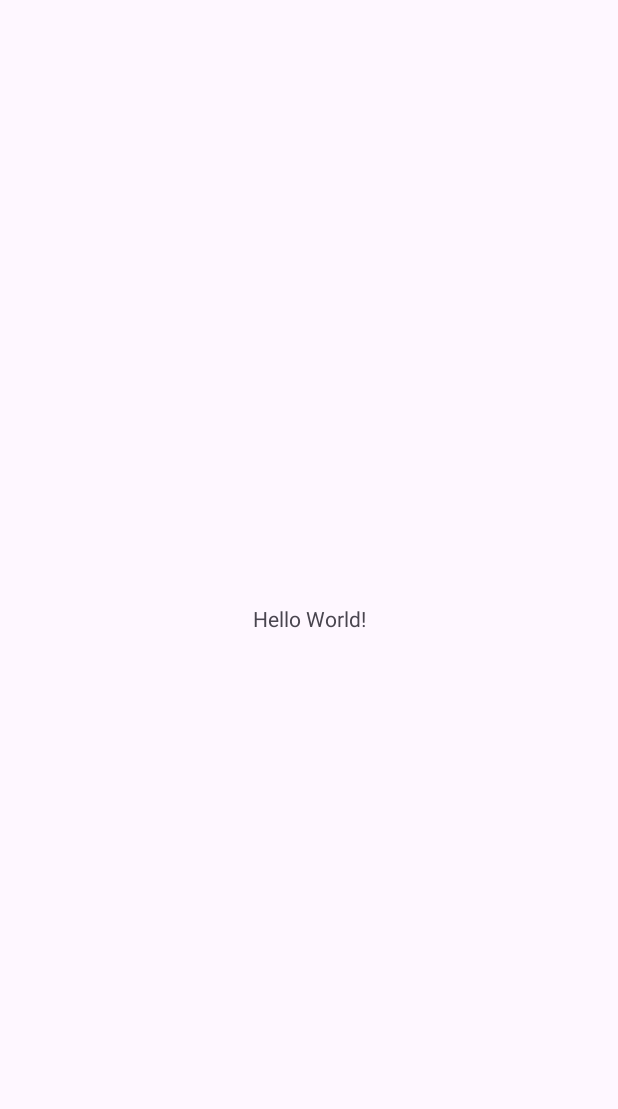
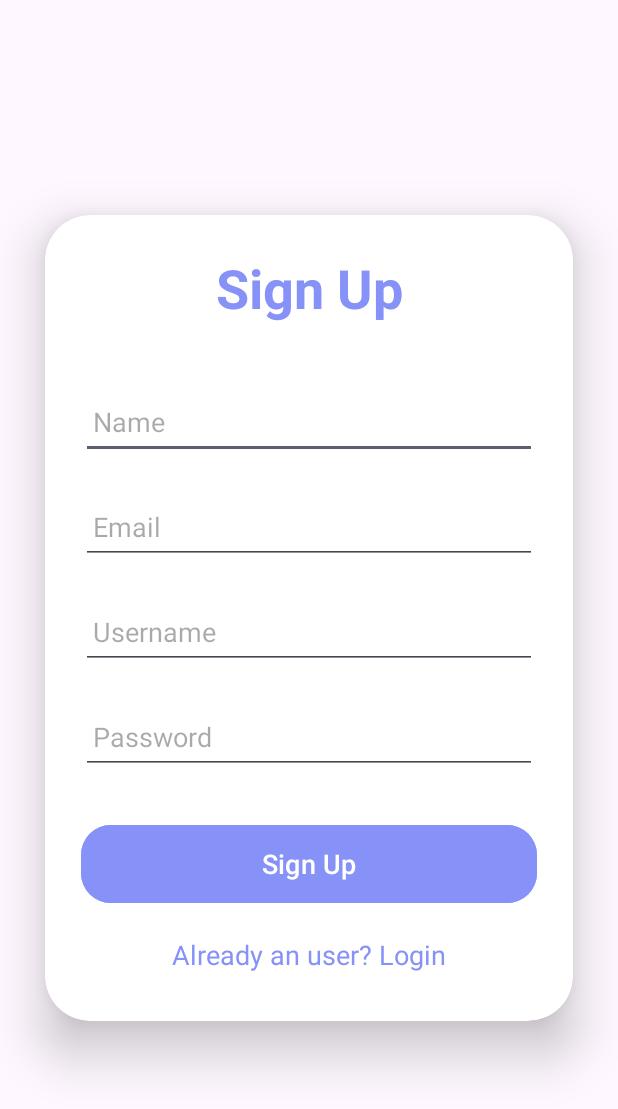
Before and after one commit to FikranSE/TBPTBKEL2, an Android app: the screen it shows after launch (MainActivity before the commit, SignupActivity after it), on a phone screen of 412 x 824 dp. Before the commit the part shown is almost empty. Shown: the top 1109 px of the screen. Run offline under Robolectric (Android 15) with nearby library versions, the light colour scheme and no system bars; our stand-ins replace Firebase (no records; nobody signed in at launch, a user with empty details on screens opened directly).

Commit message:
activity l&r and server

```diff
--- a/app/build.gradle.kts
+++ b/app/build.gradle.kts
@@ -1,5 +1,6 @@
 plugins {
     id("com.android.application")
+    id("com.google.gms.google-services")
 }
 
 android {
@@ -36,6 +37,7 @@ dependencies {
     implementation("androidx.appcompat:appcompat:1.6.1")
     implementation("com.google.android.material:material:1.10.0")
     implementation("androidx.constraintlayout:constraintlayout:2.1.4")
+    implementation("com.google.firebase:firebase-database:20.3.0")
     testImplementation("junit:junit:4.13.2")
     androidTestImplementation("androidx.test.ext:junit:1.1.5")
     androidTestImplementation("androidx.test.espresso:espresso-core:3.5.1")
--- /dev/null
+++ b/app/src/main/java/com/example/tbptbpart2/SignupActivity.java
@@ -0,0 +1,65 @@
+package com.example.tbptbpart2;
+
+import androidx.appcompat.app.AppCompatActivity;
+
+import android.content.Intent;
+import android.os.Bundle;
+import android.view.View;
+import android.widget.Button;
+import android.widget.EditText;
+import android.widget.TextView;
+import android.widget.Toast;
+
+import com.google.firebase.database.DatabaseReference;
+import com.google.firebase.database.FirebaseDatabase;
+
+public class SignupActivity extends AppCompatActivity {
+
+    EditText signupName, signupUsername, signupEmail, signupPassword;
+    TextView loginRedirectText;
+    Button signupButton;
+    FirebaseDatabase database;
+    DatabaseReference reference;
+
+    @Override
+    protected void onCreate(Bundle savedInstanceState) {
+        super.onCreate(savedInstanceState);
+        setContentView(R.layout.activity_sign_up);
+
+        signupName = findViewById(R.id.signup_name);
+        signupEmail = findViewById(R.id.signup_email);
+        signupUsername = findViewById(R.id.signup_username);
+        signupPassword = findViewById(R.id.signup_password);
+        loginRedirectText = findViewById(R.id.loginRedirectText);
+        signupButton = findViewById(R.id.signup_button);
+
+        signupButton.setOnClickListener(new View.OnClickListener() {
+            @Override
+            public void onClick(View view) {
+
+                database = FirebaseDatabase.getInstance();
+                reference = database.getReference("users");
+
+                String name = signupName.getText().toString();
+                String email = signupEmail.getText().toString();
+                String username = signupUsername.getText().toString();
+                String password = signupPassword.getText().toString();
+
+                HelperClass helperClass = new HelperClass(name, email, username, password);
+                reference.child(username).setValue(helperClass);
+
+                Toast.makeText(SignupActivity.this, "You have signup successfully!", Toast.LENGTH_SHORT).show();
+                Intent intent = new Intent(SignupActivity.this, LoginActivity.class);
+                startActivity(intent);
+            }
+        });
+
+        loginRedirectText.setOnClickListener(new View.OnClickListener() {
+            @Override
+            public void onClick(View view) {
+                Intent intent = new Intent(SignupActivity.this, LoginActivity.class);
+                startActivity(intent);
+            }
+        });
+    }
+}
--- /dev/null
+++ b/app/src/main/res/layout/activity_sign_up.xml
@@ -0,0 +1,102 @@
+<?xml version="1.0" encoding="utf-8"?>
+<LinearLayout
+    xmlns:android="http://schemas.android.com/apk/res/android"
+    xmlns:app="http://schemas.android.com/apk/res-auto"
+    xmlns:tools="http://schemas.android.com/tools"
+    android:layout_width="match_parent"
+    android:layout_height="match_parent"
+    android:orientation="vertical"
+    android:gravity="center"
+    tools:context=".SignupActivity">
+
+    <androidx.cardview.widget.CardView
+        android:layout_width="match_parent"
+        android:layout_height="wrap_content"
+        android:layout_margin="30dp"
+        app:cardCornerRadius="30dp"
+        app:cardElevation="20dp">
+
+        <LinearLayout
+            android:layout_width="match_parent"
+            android:layout_height="wrap_content"
+            android:orientation="vertical"
+            android:layout_gravity="center_horizontal"
+            android:padding="24dp">
+
+            <TextView
+                android:layout_width="match_parent"
+                android:layout_height="wrap_content"
+                android:text="Sign Up"
+                android:textSize="36sp"
+                android:textAlignment="center"
+                android:textStyle="bold"
+                android:textColor="@color/lavender"/>
+
+            <EditText
+                android:layout_width="match_parent"
+                android:layout_height="50dp"
+                android:id="@+id/signup_name"
+                android:layout_marginTop="40dp"
+                android:padding="8dp"
+                android:hint="Name"
+                android:drawablePadding="8dp"
+                android:textColor="@color/black"/>
+
+            <EditText
+                android:layout_width="match_parent"
+                android:layout_height="50dp"
+                android:id="@+id/signup_email"
+                android:layout_marginTop="20dp"
+                android:padding="8dp"
+                android:hint="Email"
+                android:drawablePadding="8dp"
+                android:textColor="@color/black"/>
+
+
+            <EditText
+                android:layout_width="match_parent"
+                android:layout_height="50dp"
+                android:id="@+id/signup_username"
+                android:layout_marginTop="20dp"
+                android:padding="8dp"
+                android:hint="Username"
+                android:drawablePadding="8dp"
+                android:textColor="@color/black"/>
+
+            <EditText
+                android:layout_width="match_parent"
+                android:layout_height="50dp"
+                android:id="@+id/signup_password"
+                android:layout_marginTop="20dp"
+                android:padding="8dp"
+                android:hint="Password"
+                android:inputType="textPassword"
+                android:drawablePadding="8dp"
+                android:textColor="@color/black"/>
+
+            <Button
+                android:layout_width="match_parent"
+                android:layout_height="60dp"
+                android:text="Sign Up"
+                android:id="@+id/signup_button"
+                android:textSize="18sp"
+                android:layout_marginTop="30dp"
+                android:backgroundTint="@color/lavender"
+                app:cornerRadius = "20dp"/>
+
+            <TextView
+                android:layout_width="wrap_content"
+                android:layout_height="wrap_content"
+                android:id="@+id/loginRedirectText"
+                android:text="Already an user? Login"
+                android:layout_gravity="center"
+                android:padding="8dp"
+                android:layout_marginTop="10dp"
+                android:textColor="@color/lavender"
+                android:textSize="18sp"/>
+
+        </LinearLayout>
+
+    </androidx.cardview.widget.CardView>
+
+</LinearLayout>
--- a/app/src/main/res/values/colors.xml
+++ b/app/src/main/res/values/colors.xml
@@ -2,4 +2,5 @@
 <resources>
     <color name="black">#FF000000</color>
     <color name="white">#FFFFFFFF</color>
+    <color name="lavender">#8692f7</color>
 </resources>
--- a/build.gradle.kts
+++ b/build.gradle.kts
@@ -1,3 +1,8 @@
+buildscript {
+    dependencies {
+        classpath("com.google.gms:google-services:4.4.0")
+    }
+}
 // Top-level build file where you can add configuration options common to all sub-projects/modules.
 plugins {
     id("com.android.application") version "8.1.1" apply false
```
Also changed, not shown: app/src/main/AndroidManifest.xml (+9 -1 lines), app/src/main/java/com/example/tbptbpart2/HelperClass.java (added, +48 -0 lines), app/src/main/java/com/example/tbptbpart2/LoginActivity.java (added, +129 -0 lines), app/src/main/res/drawable/lavender_border.xml (added, +10 -0 lines), app/src/main/res/layout/activity_login.xml (added, +81 -0 lines).
